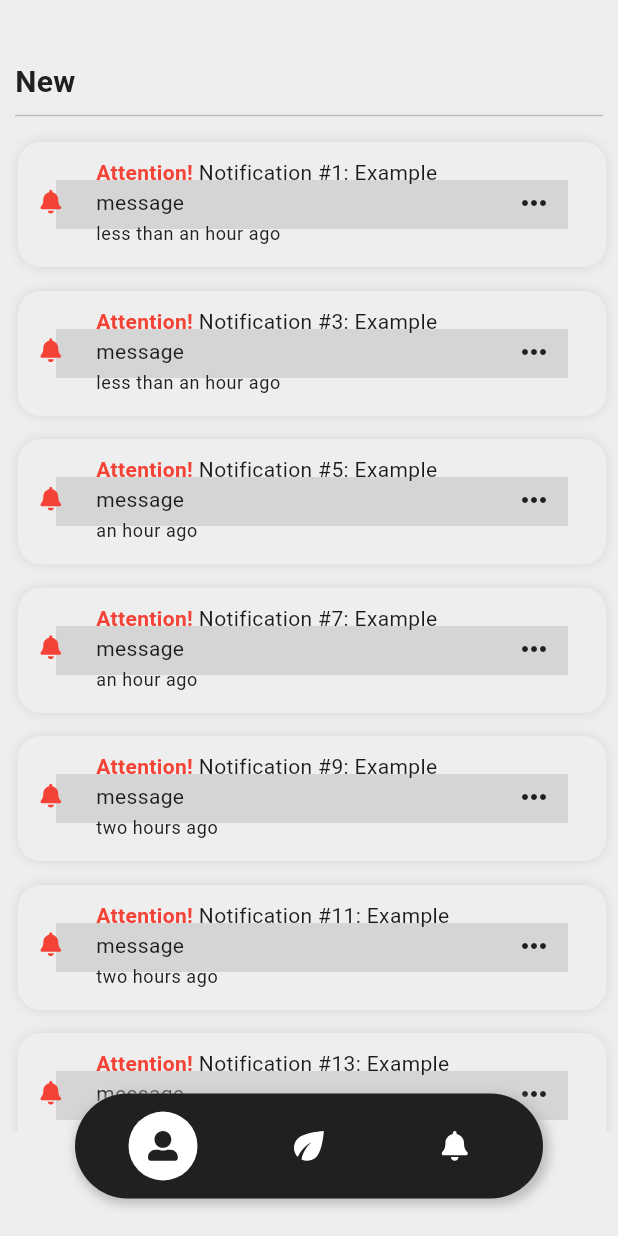
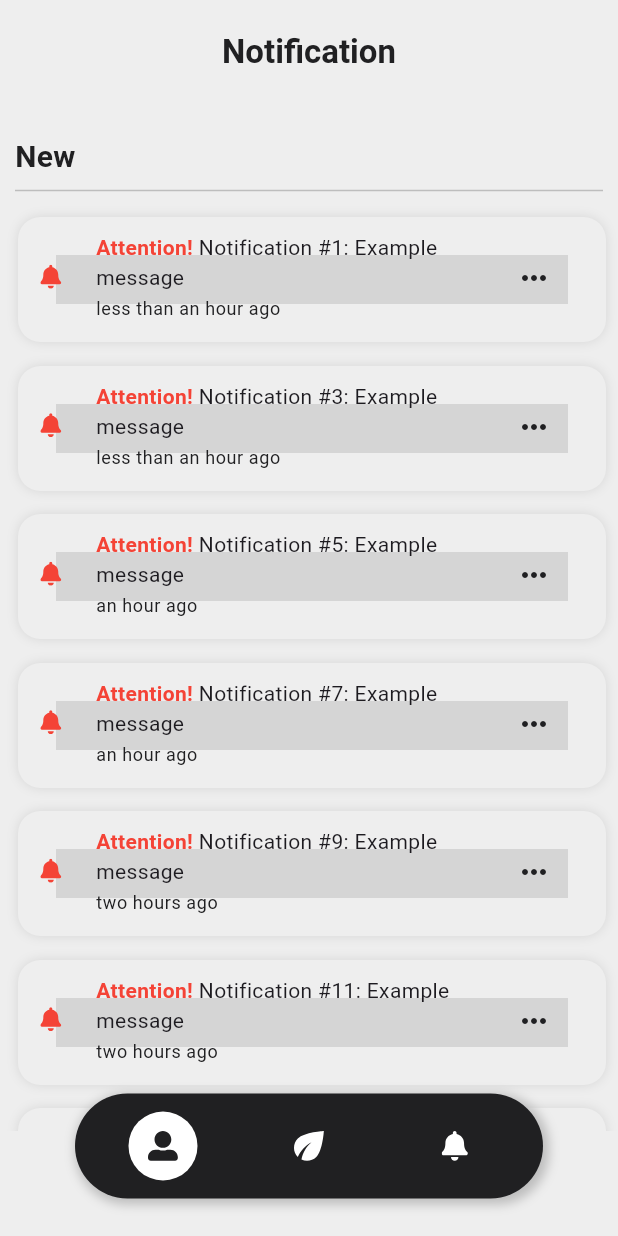
Before and after one commit to Franek1703/GrowHub, a Flutter app: the NotificationPage screen opened by its route, on a phone screen of 412 x 824 dp. Run offline on Flutter 3.47's test engine with Material 3 defaults, Android fonts, the phone set to English and light mode, and no system bars; our stand-ins replace bloc, equatable, fl_chart, flutter_bloc, flutter_hooks, flutter_svg and 3 more; missing offline and left inert: flutter_portal.

Commit message:
Add refresh notification function, Add app bar to notification page

```diff
--- a/app/growhub/lib/features/notification/cubit/notification_cubit.dart
+++ b/app/growhub/lib/features/notification/cubit/notification_cubit.dart
@@ -34,8 +34,10 @@ class NotificationCubit extends Cubit<NotificationState> {
     //TODO: Add function to send delete notification to server
   }
 
-  void refreshNotification(NotificationModel notification) {
-
+  Future<void> refreshNotifications() async{
+    //TODO: Add function to fetch new notifications from server
+    await Future.delayed(Duration(seconds: 2));
+    emit(NotificationLoaded(notifications: testNotification));
   }
 
   List<NotificationModel> testNotification = List.generate(30, (index) {
--- a/app/growhub/lib/views/main_page.dart
+++ b/app/growhub/lib/views/main_page.dart
@@ -57,12 +57,12 @@ class MainPage extends HookWidget {
 
     return Scaffold(
       backgroundColor: GHColors.background,
-      appBar: path.contains("/dashboard/") ? GHTopAppBar(
+      appBar: path != "/dashboard" ? GHTopAppBar(
             title: appBarTitle,
             onLeadingPressed: () {
               context.read<PathCubit>().onPathChange("/dashboard");
               context.pop();},
-            showLeading: true,
+            showLeading: path.contains("/dashboard/"),
           ) : null,
       body: Stack(
         children: [
--- a/app/growhub/lib/views/notification/notification_page.dart
+++ b/app/growhub/lib/views/notification/notification_page.dart
@@ -33,12 +33,14 @@ class NotificationPage extends StatelessWidget {
           todaysTiles.contains(element) == false &&
           newTiles.contains(element) == false,
     );
-    return Scaffold(
+    return RefreshIndicator(
+      onRefresh: () => context.read<NotificationCubit>().refreshNotifications(),
+      child: Scaffold(
         backgroundColor: GHColors.background,
         body: Padding(
           padding: const EdgeInsets.only(bottom: 70),
           child: ListView(
-          padding: const EdgeInsets.symmetric(horizontal: 10, vertical: 40),
+            padding: const EdgeInsets.symmetric(horizontal: 10, vertical: 20),
             scrollDirection: Axis.vertical,
             children: [
               Builder(builder: (context) {
@@ -165,6 +167,7 @@ class NotificationPage extends StatelessWidget {
             ],
           ),
         ),
+      ),
     );
   }
 }
```
Lines whose indentation alone changed are shown as unchanged.
